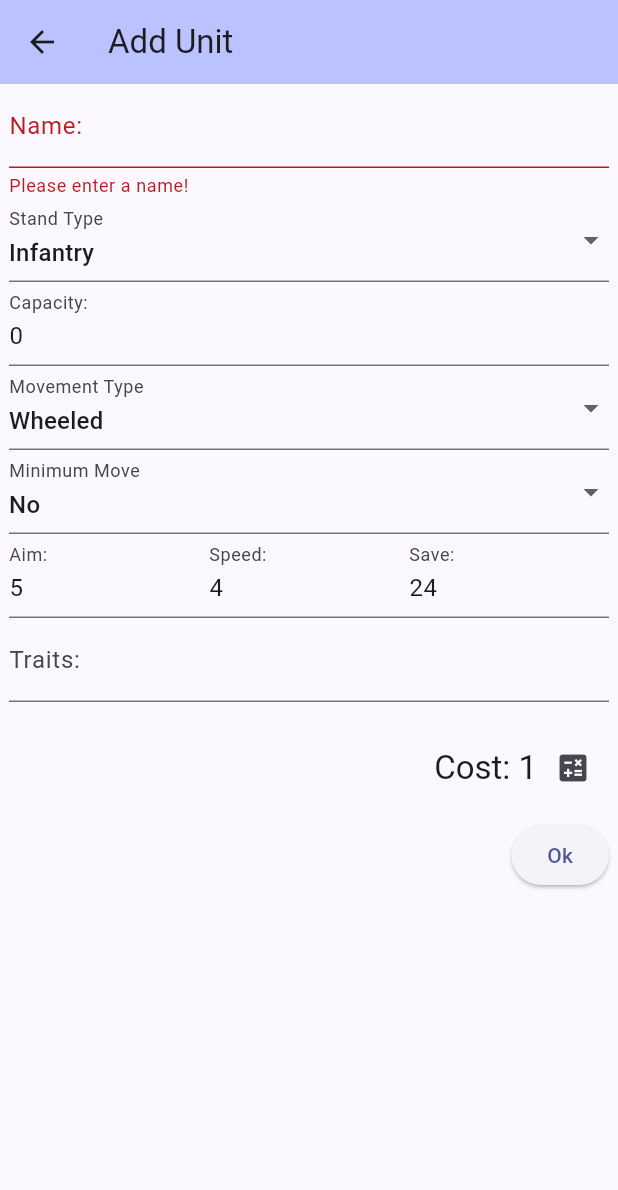
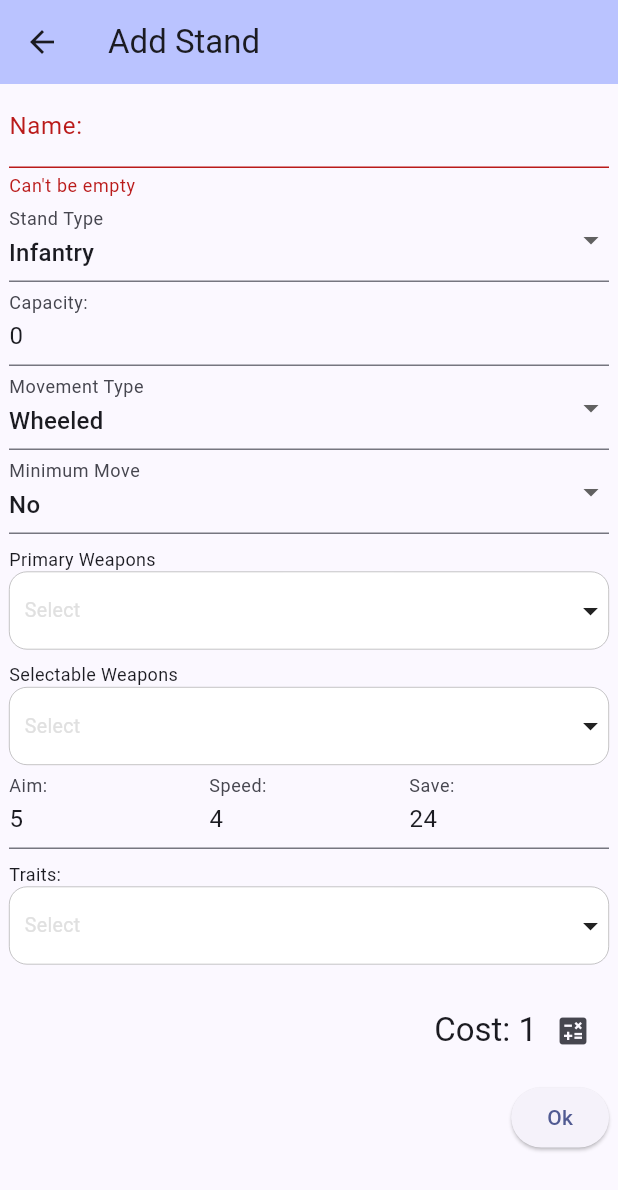
Before and after one commit to pkuehne/laserstorm-companion, a Flutter app: the StandForm screen opened directly, after a tap on the "calculate" icon, on a phone screen of 412 x 824 dp. Shown: the top 1190 px of the screen. Run offline on Flutter 3.47's test engine with Material 3 defaults, Android fonts, the phone set to English and light mode, and no system bars; drawn by our look-alikes of multi_dropdown; our stand-ins replace firebase_core; accounts and stored records are empty.

Commit message:
Add multiselect for weapons and traits in stands

```diff
--- a/lib/src/laserstorm/add_edit_stand_dialog.dart
+++ b/lib/src/laserstorm/add_edit_stand_dialog.dart
@@ -1,11 +1,14 @@
 import 'package:flutter/material.dart';
 import 'package:flutter/services.dart';
 import 'package:provider/provider.dart';
+import 'package:weasel/src/laserstorm/common_widgets.dart';
 import 'package:weasel/src/laserstorm/laser_storm_scaffold.dart';
-import '../app_states.dart';
-import 'stand.dart';
+import 'package:weasel/src/app_states.dart';
+import 'package:weasel/src/laserstorm/stand.dart';
+import 'package:weasel/src/laserstorm/validators.dart' as validator;
+import 'package:weasel/src/laserstorm/weapon.dart';
 
-/// Holds stand id argument for EditUnitPage
+/// Holds stand id argument for EditStandPage
 class StandId {
   final int? id;
   StandId(this.id);
@@ -20,7 +23,7 @@ class AddStandPage extends StatelessWidget {
   Widget build(BuildContext context) {
     return StandForm(
       stand: Stand.empty(),
-      title: "Add Unit",
+      title: "Add Stand",
       snackText: "Added",
     );
   }
@@ -36,13 +39,13 @@ class EditStandPage extends StatelessWidget {
     var appState = Provider.of<AppState>(context, listen: false);
     final args = ModalRoute.of(context)?.settings.arguments as StandId?;
     final id = args?.id;
-    if (id == null || !appState.hasUnit(id)) {
+    if (id == null || !appState.hasStand(id)) {
       Navigator.of(context).pop();
     }
 
     return StandForm(
       stand: Stand.clone(appState.getStand(id!)),
-      title: "Edit Unit",
+      title: "Edit Stand",
       snackText: "Updated",
     );
   }
@@ -87,79 +90,26 @@ final _booleanTypeList = [
 
 class _StandFormState extends State<StandForm> {
   final GlobalKey<FormState> _formKey = GlobalKey<FormState>();
-  Stand stand = Stand.empty();
-
-  String? nameValidator(String? value) {
-    if (value == null || value.isEmpty) {
-      return 'Please enter a name!';
-    }
-    return null;
-  }
-
-  void saveName(String? value) {
-    stand.name = value!;
-  }
-
-  void saveType(StandType? value) {
-    stand.type = value!;
-  }
 
   String? movementValidator(MovementType? value) {
     if (value == null) {
       return 'A movement type must be selected!';
     }
-    if (stand.type == StandType.infantry && value != MovementType.wheel) {
+    if (widget.stand.type == StandType.infantry &&
+        value != MovementType.wheel) {
       return "Infantry can only be Wheeled";
     }
     return null;
-  }
-
-  void saveMovement(MovementType? value) {
-    stand.movement = value!;
   }
 
   String? minimumMoveValidator(bool? value) {
     if (value == null) {
       return 'A minimum move value must be selected';
     }
-    if (stand.movement != MovementType.grav && value == true) {
+    if (widget.stand.movement != MovementType.grav && value == true) {
       return "Only grav vehicles can have a minimum move distance";
     }
     return null;
-  }
-
-  void saveMinimumMove(bool? value) {
-    stand.hasMinimumMove = value!;
-  }
-
-  String? rangeValidator(String? value) {
-    if (value == null || value.isEmpty) {
-      return 'Please enter a range!';
-    }
-    int numValue = int.parse(value);
-    if (numValue < 1) {
-      return "Range must be a positive number";
-    }
-    return null;
-  }
-
-  void saveAim(String? value) {
-    stand.aim = int.parse(value!);
-  }
-
-  String? shotsValidator(String? value) {
-    if (value == null || value.isEmpty) {
-      return 'Please enter number of shots!';
-    }
-    int numValue = int.parse(value);
-    if (numValue < 1) {
-      return "Shots must be a positive number";
-    }
-    return null;
-  }
-
-  void saveSpeed(String? value) {
-    stand.speed = int.parse(value!);
   }
 
   String? saveValidator(String? value) {
@@ -171,10 +121,6 @@ class _StandFormState extends State<StandForm> {
       return "Number must be negative";
     }
     return null;
-  }
-
-  void saveSave(String? value) {
-    stand.save = int.parse(value!);
   }
 
   String? traitValidator(String? value) {
@@ -202,11 +148,11 @@ class _StandFormState extends State<StandForm> {
 
   void saveTraits(String? value) {
     if (value == null || value.isEmpty) {
-      stand.traits = [];
+      widget.stand.traits = [];
       return;
     }
     var traits = value.split(',');
-    stand.traits = traits.map((e) => e.trim()).toList();
+    widget.stand.traits = traits.map((e) => e.trim()).toList();
   }
 
   void goBack(BuildContext context) {
@@ -237,14 +183,7 @@ class _StandFormState extends State<StandForm> {
 
   @override
   Widget build(BuildContext context) {
-    // var appState = Provider.of<AppState>(context, listen: false);
-    // var weaponList = appState.weapons.map<DropdownMenuItem<int>>((Weapon w) {
-    //   return DropdownMenuItem<int>(
-    //     value: w.id,
-    //     child: Text(w.name),
-    //   );
-    // }).toList();
-
+    var appState = Provider.of<AppState>(context, listen: false);
     return LaserStormScaffold(
       title: widget.title,
       body: SingleChildScrollView(
@@ -264,41 +203,41 @@ class _StandFormState extends State<StandForm> {
                           labelText: 'Name:',
                           hintText: 'Stand Name?',
                         ),
-                        initialValue: stand.name,
-                        validator: nameValidator,
-                        onSaved: saveName,
+                        initialValue: widget.stand.name,
+                        validator: validator.notEmpty,
+                        onSaved: (v) => widget.stand.name = v!,
                       ),
                       DropdownButtonFormField(
                         decoration: const InputDecoration(
                           labelText: "Stand Type",
                           hintText: "Type of stand",
                         ),
-                        value: stand.type,
+                        value: widget.stand.type,
                         items: _standTypeList,
-                        onChanged: saveType,
-                        onSaved: saveType,
+                        onChanged: (v) => widget.stand.type = v!,
+                        onSaved: (v) => widget.stand.type = v!,
                       ),
                       TextFormField(
                         decoration: const InputDecoration(
                           labelText: 'Capacity:',
                           hintText: 'Transport capacity?',
                         ),
-                        initialValue: stand.transports.toString(),
+                        initialValue: widget.stand.transports.toString(),
                         keyboardType: TextInputType.number,
                         inputFormatters: <TextInputFormatter>[
                           FilteringTextInputFormatter.digitsOnly,
                         ],
-                        onSaved: (v) => stand.transports = int.parse(v!),
+                        onSaved: (v) => widget.stand.transports = int.parse(v!),
                       ),
                       DropdownButtonFormField(
                         decoration: const InputDecoration(
                           labelText: "Movement Type",
                           hintText: "Type of movement",
                         ),
-                        value: stand.movement,
+                        value: widget.stand.movement,
                         items: _movementTypeList,
-                        onChanged: saveMovement,
-                        onSaved: saveMovement,
+                        onChanged: (v) => widget.stand.movement = v!,
+                        onSaved: (v) => widget.stand.movement = v!,
                         validator: movementValidator,
                       ),
                       DropdownButtonFormField(
@@ -306,11 +245,25 @@ class _StandFormState extends State<StandForm> {
                           labelText: "Minimum Move",
                           hintText: "Vehicle has minimum move distance",
                         ),
-                        value: stand.hasMinimumMove,
+                        value: widget.stand.hasMinimumMove,
                         items: _booleanTypeList,
-                        onChanged: saveMinimumMove,
-                        onSaved: saveMinimumMove,
+                        onChanged: (v) => widget.stand.hasMinimumMove = v!,
+                        onSaved: (v) => widget.stand.hasMinimumMove = v!,
                         validator: minimumMoveValidator,
+                      ),
+                      MultiSelectFormField<Weapon>(
+                        title: "Primary Weapons",
+                        onSaved: (v) => widget.stand.primaries = v!,
+                        validator: (v) => v == null ? "invalid" : null,
+                        items: appState.weapons,
+                        initialValue: widget.stand.primaries,
+                      ),
+                      MultiSelectFormField<Weapon>(
+                        title: "Selectable Weapons",
+                        onSaved: (v) => widget.stand.selectables = v!,
+                        validator: (v) => v == null ? "invalid" : null,
+                        items: appState.weapons,
+                        initialValue: widget.stand.selectables,
                       ),
                       Row(
                         children: [
@@ -320,13 +273,13 @@ class _StandFormState extends State<StandForm> {
                                 labelText: "Aim:",
                                 hintText: "Aim Range in inches",
                               ),
-                              initialValue: stand.aim.toString(),
+                              initialValue: widget.stand.aim.toString(),
                               keyboardType: TextInputType.number,
                               inputFormatters: <TextInputFormatter>[
                                 FilteringTextInputFormatter.digitsOnly,
                               ],
-                              validator: rangeValidator,
-                              onSaved: saveAim,
+                              validator: validator.strictlyPositiveNumber,
+                              onSaved: (v) => widget.stand.aim = int.parse(v!),
                             ),
                           ),
                           Flexible(
@@ -335,13 +288,14 @@ class _StandFormState extends State<StandForm> {
                                 labelText: "Speed:",
                                 hintText: "How fast this stand moves",
                               ),
-                              initialValue: stand.speed.toString(),
+                              initialValue: widget.stand.speed.toString(),
                               keyboardType: TextInputType.number,
                               inputFormatters: <TextInputFormatter>[
                                 FilteringTextInputFormatter.digitsOnly,
                               ],
-                              validator: shotsValidator,
-                              onSaved: saveSpeed,
+                              validator: validator.strictlyPositiveNumber,
+                              onSaved: (v) =>
+                                  widget.stand.speed = int.parse(v!),
                             ),
                           ),
                           Flexible(
@@ -350,27 +304,25 @@ class _StandFormState extends State<StandForm> {
                                 labelText: "Save:",
                                 hintText: "Base Save number",
                               ),
-                              initialValue: stand.save.toString(),
+                              initialValue: widget.stand.save.toString(),
                               keyboardType:
                                   const TextInputType.numberWithOptions(
                                       signed: true),
                               inputFormatters: <TextInputFormatter>[
                                 FilteringTextInputFormatter.digitsOnly,
                               ],
-                              validator: shotsValidator,
-                              onSaved: saveSave,
+                              validator: validator.strictlyPositiveNumber,
+                              onSaved: (v) => widget.stand.save = int.parse(v!),
                             ),
                           ),
                         ],
                       ),
-                      TextFormField(
-                        decoration: const InputDecoration(
-                          labelText: 'Traits:',
-                          hintText: 'Aim, Heavy',
-                        ),
-                        initialValue: stand.traits.join(", "),
-                        validator: traitValidator,
-                        onSaved: saveTraits,
+                      MultiSelectFormField<String>(
+                        title: "Traits:",
+                        onSaved: (v) => widget.stand.traits = v!,
+                        validator: (v) => v == null ? "invalid" : null,
+                        items: const ["Aim", "Heavy"],
+                        initialValue: widget.stand.traits,
                       ),
                       Padding(
                         padding: const EdgeInsets.only(top: 20),
@@ -379,7 +331,7 @@ class _StandFormState extends State<StandForm> {
                           children: [
                             Text("Cost: ",
                                 style: Theme.of(context).textTheme.titleLarge),
-                            Text(stand.cost().toInt().toString(),
+                            Text(widget.stand.cost().toInt().toString(),
                                 style: Theme.of(context).textTheme.titleLarge),
                             IconButton(
                               onPressed: recalculateCost,
--- a/lib/src/laserstorm/common_widgets.dart
+++ b/lib/src/laserstorm/common_widgets.dart
@@ -1,4 +1,5 @@
 import 'package:flutter/material.dart';
+import 'package:multi_dropdown/multiselect_dropdown.dart';
 
 class TileTitle extends StatelessWidget {
   final String title;
@@ -55,3 +56,69 @@ class StatDisplay extends StatelessWidget {
     );
   }
 }
+
+class MultiSelectFormField<T> extends FormField<List<T>> {
+  MultiSelectFormField({
+    super.key,
+    required FormFieldSetter<List<T>> onSaved,
+    required FormFieldValidator<List<T>> validator,
+    String? title,
+    List<T> items = const [],
+    List<T> initialValue = const [],
+    bool autovalidate = false,
+  }) : super(
+          onSaved: onSaved,
+          validator: validator,
+          initialValue: initialValue,
+          autovalidateMode: AutovalidateMode.disabled,
+          builder: (FormFieldState<List<T>> state) {
+            var options = items.map<ValueItem<T>>((T item) {
+              return ValueItem(
+                label: item.toString(),
+                value: item,
+              );
+            }).toList();
+            var selected = initialValue.map<ValueItem<T>>((T item) {
+              return ValueItem(
+                label: item.toString(),
+                value: item,
+              );
+            }).toList();
+
+            return Padding(
+              padding: const EdgeInsets.only(top: 8.0),
+              child: Column(
+                mainAxisSize: MainAxisSize.min,
+                crossAxisAlignment: CrossAxisAlignment.start,
+                children: [
+                  if (title != null)
+                    Text(
+                      title,
+                      style: const TextStyle(fontSize: 12),
+                    ),
+                  MultiSelectDropDown<T>(
+                    // inputDecoration: decoration,
+                    padding: EdgeInsets.zero,
+                    onOptionSelected: (options) {
+                      state.didChange(options.map((e) => e.value!).toList());
+                    },
+                    options: options,
+                    selectedOptions: selected,
+                  ),
+                  if (state.hasError)
+                    Padding(
+                      padding: const EdgeInsets.only(top: 8, left: 8),
+                      child: Text(
+                        state.errorText!,
+                        style: const TextStyle(
+                          color: Colors.red,
+                          fontSize: 12,
+                        ),
+                      ),
+                    ),
+                ],
+              ),
+            );
+          },
+        );
+}
--- a/lib/src/laserstorm/item.dart
+++ b/lib/src/laserstorm/item.dart
@@ -14,4 +14,9 @@ abstract class Item {
     }
     return id;
   }
+
+  @override
+  toString() {
+    return name;
+  }
 }
--- a/pubspec.yaml
+++ b/pubspec.yaml
@@ -39,6 +39,7 @@ dependencies:
   objectbox_flutter_libs: any
   http: ^1.2.1
   firebase_core: ^2.28.0
+  multi_dropdown: ^2.1.4
 
 dev_dependencies:
   flutter_test:
```
Also changed, not shown: pubspec.lock.
